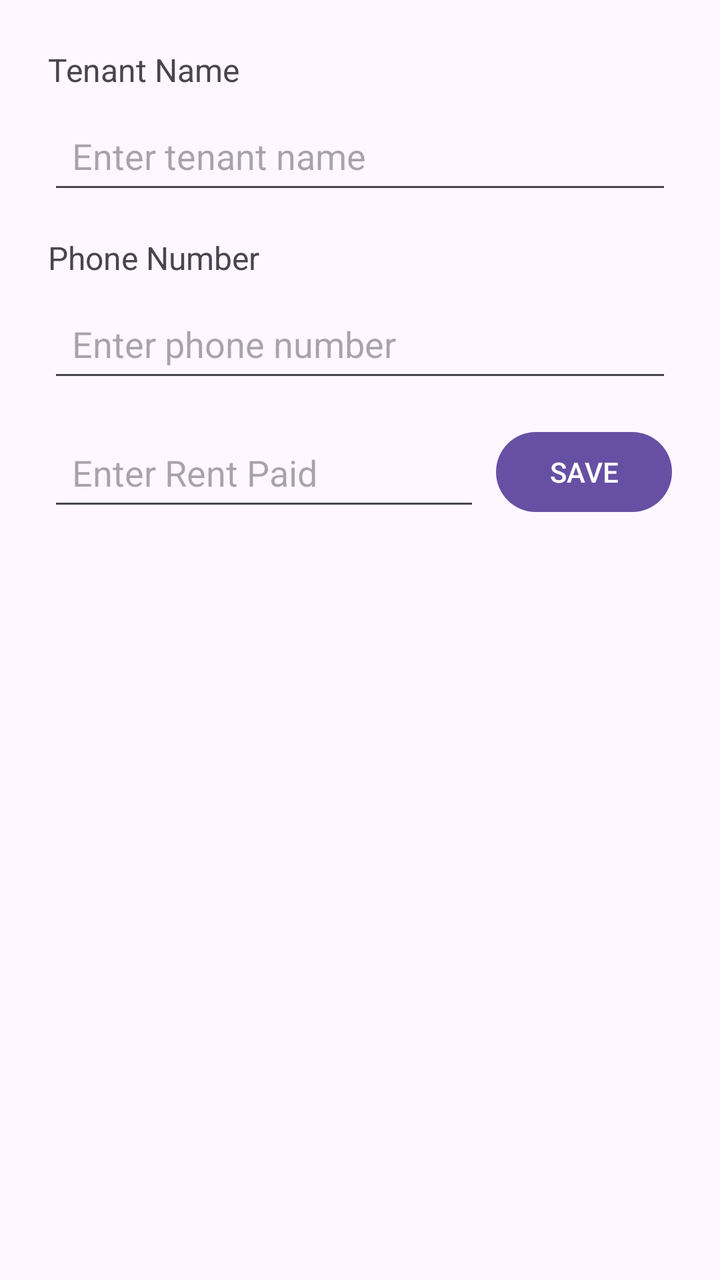
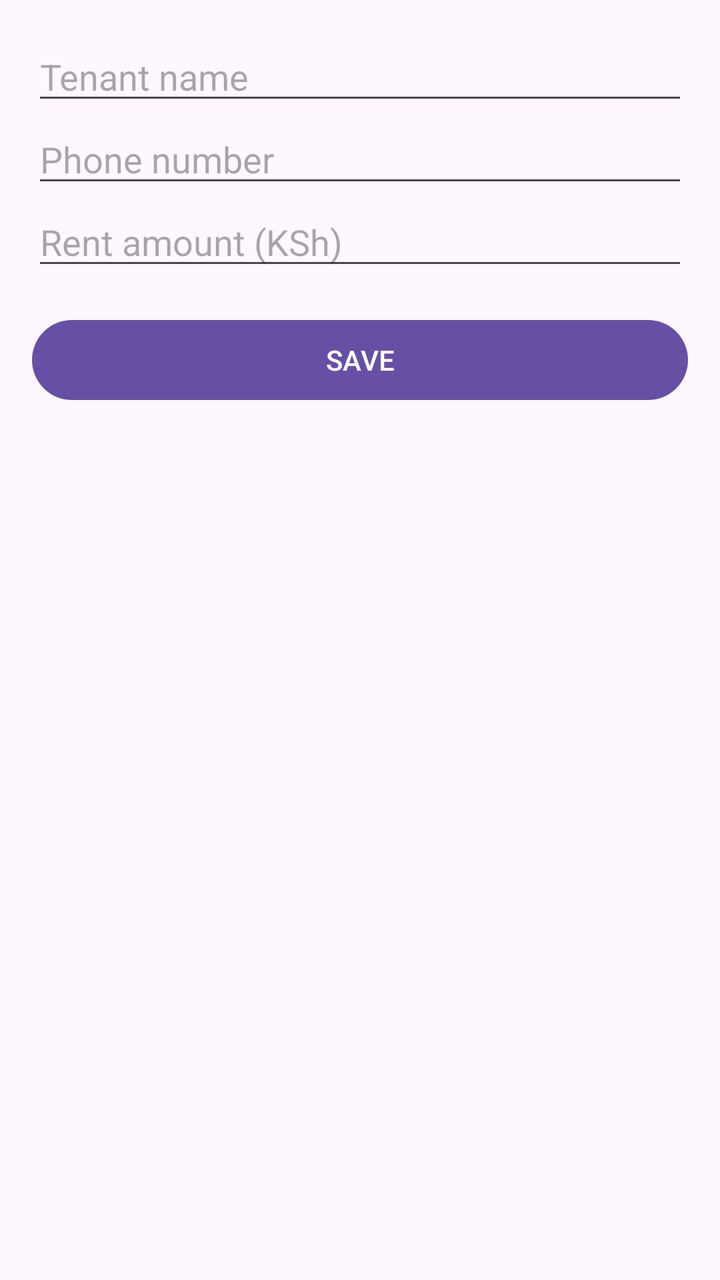

Screens rendered from an Android XML layout before and after an edit, with the pre-edit source and the edit as a unified diff.
<!-- AndroidManifest.xml: application theme Theme.TenantManagementSystem -->
<!-- res/layout/fragment_add_tenant.xml -->
<?xml version="1.0" encoding="utf-8"?>
<androidx.constraintlayout.widget.ConstraintLayout
    xmlns:android="http://schemas.android.com/apk/res/android"
    xmlns:app="http://schemas.android.com/apk/res-auto"
    android:layout_width="match_parent"
    android:layout_height="match_parent">

    
    <TextView
        android:id="@+id/tenantNameLabel"
        android:layout_width="wrap_content"
        android:layout_height="wrap_content"
        android:text="Tenant Name"
        android:textSize="16sp"
        android:layout_marginTop="24dp"
        android:layout_marginStart="24dp"
        app:layout_constraintTop_toTopOf="parent"
        app:layout_constraintStart_toStartOf="parent" />

    
    <EditText
        android:id="@+id/tenantNameEditText"
        android:layout_width="0dp"
        android:layout_height="wrap_content"
        android:hint="Enter tenant name"
        android:minHeight="48dp"
        android:padding="12dp"
        android:layout_marginTop="8dp"
        android:layout_marginStart="24dp"
        android:layout_marginEnd="24dp"
        app:layout_constraintTop_toBottomOf="@id/tenantNameLabel"
        app:layout_constraintStart_toStartOf="parent"
        app:layout_constraintEnd_toEndOf="parent" />

    
    <TextView
        android:id="@+id/phoneLabel"
        android:layout_width="wrap_content"
        android:layout_height="wrap_content"
        android:text="Phone Number"
        android:textSize="16sp"
        android:layout_marginTop="16dp"
        android:layout_marginStart="24dp"
        app:layout_constraintTop_toBottomOf="@id/tenantNameEditText"
        app:layout_constraintStart_toStartOf="parent" />

    
    <EditText
        android:id="@+id/phoneEditText"
        android:layout_width="0dp"
        android:layout_height="wrap_content"
        android:hint="Enter phone number"
        android:inputType="phone"
        android:minHeight="48dp"
        android:padding="12dp"
        android:layout_marginTop="8dp"
        android:layout_marginStart="24dp"
        android:layout_marginEnd="24dp"
        app:layout_constraintTop_toBottomOf="@id/phoneLabel"
        app:layout_constraintStart_toStartOf="parent"
        app:layout_constraintEnd_toEndOf="parent" />

    
    <EditText
        android:id="@+id/rentEditText"
        android:layout_width="0dp"
        android:layout_height="wrap_content"
        android:hint="Enter Rent Paid"
        android:inputType="numberDecimal"
        android:minHeight="48dp"
        android:padding="12dp"
        android:layout_marginStart="24dp"
        android:layout_marginTop="16dp"
        android:layout_marginEnd="8dp"
        app:layout_constraintTop_toBottomOf="@id/phoneEditText"
        app:layout_constraintStart_toStartOf="parent"
        app:layout_constraintEnd_toStartOf="@id/saveButton" />

    
    <Button
        android:id="@+id/saveButton"
        android:layout_width="wrap_content"
        android:layout_height="wrap_content"
        android:text="SAVE"
        android:layout_marginEnd="24dp"
        app:layout_constraintTop_toTopOf="@id/rentEditText"
        app:layout_constraintEnd_toEndOf="parent" />

</androidx.constraintlayout.widget.ConstraintLayout>
<!-- resources referenced by this layout -->
<resources>
  <style name="Theme.TenantManagementSystem" parent="Base.Theme.TenantManagementSystem" />
  <style name="Base.Theme.TenantManagementSystem" parent="Theme.Material3.DayNight.NoActionBar">
          
          
      </style>
</resources>

<!-- the commit's change to res/layout/fragment_add_tenant.xml (unified diff, before → after) -->
@@ -1,89 +1,36 @@
 <?xml version="1.0" encoding="utf-8"?>
-<androidx.constraintlayout.widget.ConstraintLayout
+<LinearLayout
     xmlns:android="http://schemas.android.com/apk/res/android"
-    xmlns:app="http://schemas.android.com/apk/res-auto"
     android:layout_width="match_parent"
-    android:layout_height="match_parent">
+    android:layout_height="match_parent"
+    android:orientation="vertical"
+    android:padding="16dp">
 
-    
-    <TextView
-        android:id="@+id/tenantNameLabel"
-        android:layout_width="wrap_content"
-        android:layout_height="wrap_content"
-        android:text="Tenant Name"
-        android:textSize="16sp"
-        android:layout_marginTop="24dp"
-        android:layout_marginStart="24dp"
-        app:layout_constraintTop_toTopOf="parent"
-        app:layout_constraintStart_toStartOf="parent" />
-
-    
     <EditText
         android:id="@+id/tenantNameEditText"
-        android:layout_width="0dp"
+        android:layout_width="match_parent"
         android:layout_height="wrap_content"
-        android:hint="Enter tenant name"
-        android:minHeight="48dp"
-        android:padding="12dp"
-        android:layout_marginTop="8dp"
-        android:layout_marginStart="24dp"
-        android:layout_marginEnd="24dp"
-        app:layout_constraintTop_toBottomOf="@id/tenantNameLabel"
-        app:layout_constraintStart_toStartOf="parent"
-        app:layout_constraintEnd_toEndOf="parent" />
+        android:hint="Tenant name"
+        android:inputType="textPersonName" />
 
-    
-    <TextView
-        android:id="@+id/phoneLabel"
-        android:layout_width="wrap_content"
-        android:layout_height="wrap_content"
-        android:text="Phone Number"
-        android:textSize="16sp"
-        android:layout_marginTop="16dp"
-        android:layout_marginStart="24dp"
-        app:layout_constraintTop_toBottomOf="@id/tenantNameEditText"
-        app:layout_constraintStart_toStartOf="parent" />
-
-    
     <EditText
         android:id="@+id/phoneEditText"
-        android:layout_width="0dp"
+        android:layout_width="match_parent"
         android:layout_height="wrap_content"
-        android:hint="Enter phone number"
-        android:inputType="phone"
-        android:minHeight="48dp"
-        android:padding="12dp"
-        android:layout_marginTop="8dp"
-        android:layout_marginStart="24dp"
-        android:layout_marginEnd="24dp"
-        app:layout_constraintTop_toBottomOf="@id/phoneLabel"
-        app:layout_constraintStart_toStartOf="parent"
-        app:layout_constraintEnd_toEndOf="parent" />
+        android:hint="Phone number"
+        android:inputType="phone" />
 
-    
     <EditText
         android:id="@+id/rentEditText"
-        android:layout_width="0dp"
+        android:layout_width="match_parent"
         android:layout_height="wrap_content"
-        android:hint="Enter Rent Paid"
-        android:inputType="numberDecimal"
-        android:minHeight="48dp"
-        android:padding="12dp"
-        android:layout_marginStart="24dp"
-        android:layout_marginTop="16dp"
-        android:layout_marginEnd="8dp"
-        app:layout_constraintTop_toBottomOf="@id/phoneEditText"
-        app:layout_constraintStart_toStartOf="parent"
-        app:layout_constraintEnd_toStartOf="@id/saveButton" />
+        android:hint="Rent amount (KSh)"
+        android:inputType="numberDecimal" />
 
-    
     <Button
         android:id="@+id/saveButton"
-        android:layout_width="wrap_content"
+        android:layout_width="match_parent"
         android:layout_height="wrap_content"
-        android:text="SAVE"
-        android:layout_marginEnd="24dp"
-        app:layout_constraintTop_toTopOf="@id/rentEditText"
-        app:layout_constraintEnd_toEndOf="parent" />
-
-</androidx.constraintlayout.widget.ConstraintLayout>
+        android:layout_marginTop="16dp"
+        android:text="SAVE" />
+</LinearLayout>
<!-- resource entries referenced after the edit -->
@@ -3,7 +3,6 @@
   <style name="Theme.TenantManagementSystem" parent="Base.Theme.TenantManagementSystem" />
   <style name="Base.Theme.TenantManagementSystem" parent="Theme.Material3.DayNight.NoActionBar">
           
-          
       </style>
 </resources>
 
